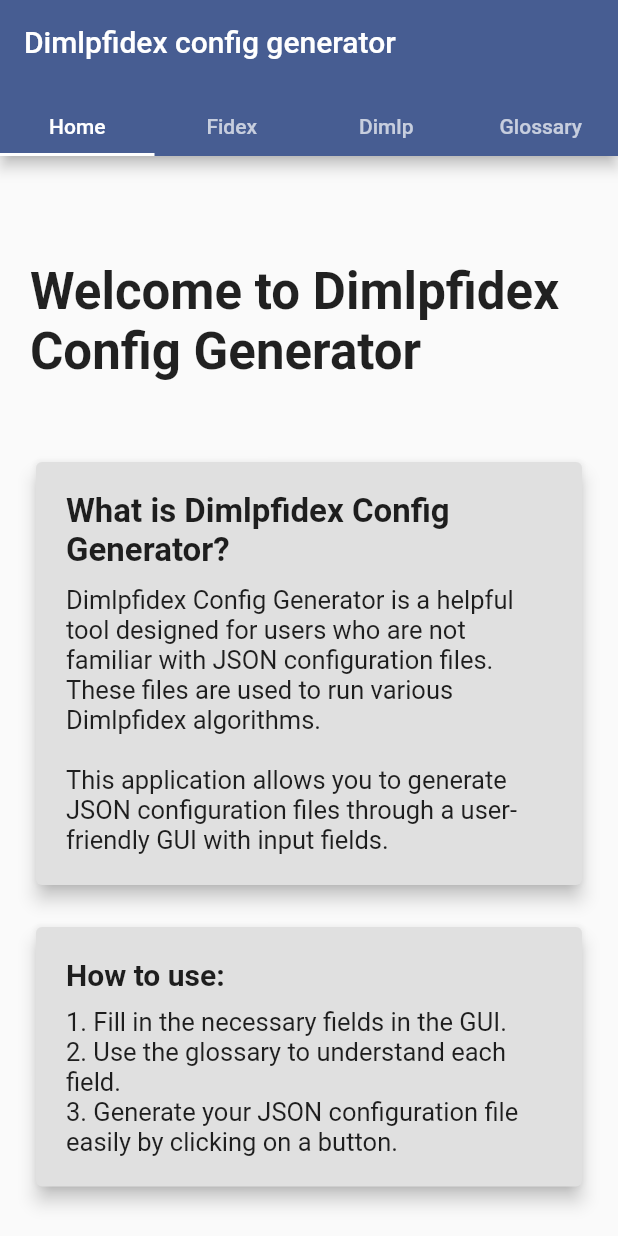
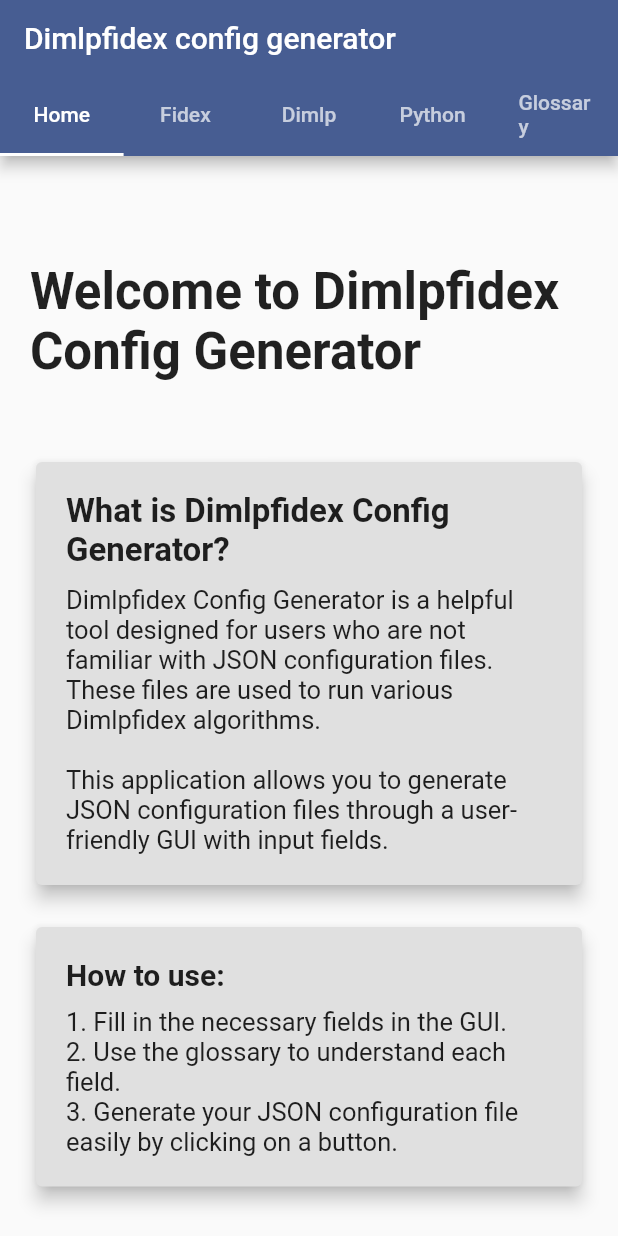
Before and after one commit to HES-XPLAIN/dimlpfidex, a Flutter app: the screen it shows after launch, on a phone screen of 412 x 824 dp. Run offline on Flutter 3.47's test engine with Material 3 defaults, Android fonts, the phone set to English and light mode, and no system bars; our stand-ins replace flutter_form_builder; missing offline and left inert: file_selector, universal_html.

Commit message:
Added python forms

```diff
--- a/dimlpfidex_gui/lib/views/app_view.dart
+++ b/dimlpfidex_gui/lib/views/app_view.dart
@@ -33,6 +33,7 @@ class _AppPageState extends State<AppPage> with TickerProviderStateMixin {
     Padding(padding: EdgeInsets.symmetric(vertical: 10), child: Text("Home")),
     Padding(padding: EdgeInsets.symmetric(vertical: 10), child: Text("Fidex")),
     Padding(padding: EdgeInsets.symmetric(vertical: 10), child: Text("Dimlp")),
+    Padding(padding: EdgeInsets.symmetric(vertical: 10), child: Text("Python")),
     Padding(
         padding: EdgeInsets.symmetric(vertical: 10), child: Text("Glossary"))
   ];
@@ -77,13 +78,30 @@ class _AppPageState extends State<AppPage> with TickerProviderStateMixin {
           NestedTabBar(tabs: {
             "DimlpCls":
                 FormView(fields: dimlpClsFields, tabController: _tabController),
-            "DimlpTrn": FormView(fields: dimlpTrnFields, tabController: _tabController),
-            "DimlpPred": FormView(fields: dimlpPredFields, tabController: _tabController),
-            "DimlpRul": FormView(fields: dimlpRulFields, tabController: _tabController),
-            "DimlpBT": FormView(fields: dimlpBTFields, tabController: _tabController)
+            "DimlpTrn":
+                FormView(fields: dimlpTrnFields, tabController: _tabController),
+            "DimlpPred": FormView(
+                fields: dimlpPredFields, tabController: _tabController),
+            "DimlpRul":
+                FormView(fields: dimlpRulFields, tabController: _tabController),
+            "DimlpBT":
+                FormView(fields: dimlpBTFields, tabController: _tabController)
+          }),
+          NestedTabBar(tabs: {
+            "ComputeRocCurve": FormView(
+                fields: computeRocCurveFields, tabController: _tabController),
+            "ConvKeras": FormView(
+                fields: convKerasFields, tabController: _tabController),
+            "GradBoostTrn": FormView(
+                fields: gradBoostTrnFields, tabController: _tabController),
+            "MlpTrn":
+                FormView(fields: mlpTrnFields, tabController: _tabController),
+            "RandForestsTrn": FormView(
+                fields: randForestsTrnFields, tabController: _tabController),
+            "SvmTrn":
+                FormView(fields: svmTrnFields, tabController: _tabController)
           }),
           const GlossaryView(fields: {
-
             "Fidex": fidexFields,
             "Fidex Glo": fidexGloFields,
             "Fidex Glo Stats": fidexGloStatsFields,
@@ -93,6 +111,12 @@ class _AppPageState extends State<AppPage> with TickerProviderStateMixin {
             "DimlpPred": dimlpPredFields,
             "DimlpRul": dimlpRulFields,
             "DimlpBT": dimlpBTFields,
+            "ComputeRocCurve": computeRocCurveFields,
+            "ConvKeras": convKerasFields,
+            "GradBoostTrn": gradBoostTrnFields,
+            "MlpTrn": mlpTrnFields,
+            "RandForestsTrn": randForestsTrnFields,
+            "SvmTrn": svmTrnFields
           })
         ],
       ),
```
